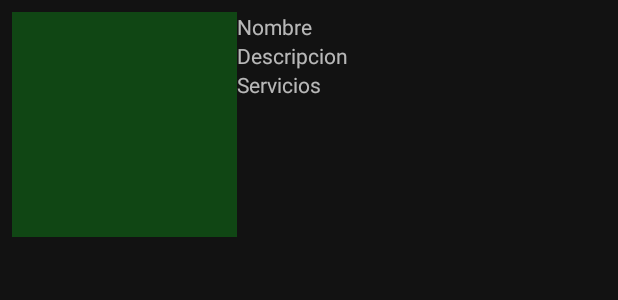
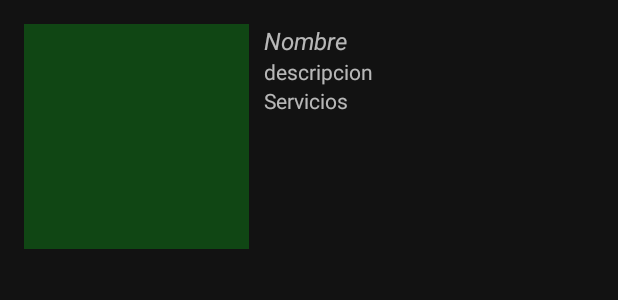
Before and after one commit to EstebanLescano/InfoVCBrochero2.0, an Android app: the layout item_lugares.xml on its own in the app's theme, with its tools: preview values and no code run, on a phone screen of 412 x 824 dp. Shown: the top 300 px of the screen. Run offline under Robolectric (Android 15) with nearby library versions, the phone set to English and light mode, and no system bars.

Commit message:
soluciono los textview con layout_width="0dp" y poniendo margin

```diff
--- a/app/build.gradle
+++ b/app/build.gradle
@@ -55,6 +55,8 @@ dependencies {
     //glide
     implementation 'com.github.bumptech.glide:glide:4.13.0'
     implementation 'com.github.bumptech.glide:compiler:4.13.0'
+    //google maps
+    implementation 'com.google.android.gms:play-services-maps:18.0.2'
 
     testImplementation 'junit:junit:4.13.2'
     androidTestImplementation 'androidx.test.ext:junit:1.1.3'
--- a/app/src/main/AndroidManifest.xml
+++ b/app/src/main/AndroidManifest.xml
@@ -1,7 +1,6 @@
 <?xml version="1.0" encoding="utf-8"?>
 <manifest xmlns:android="http://schemas.android.com/apk/res/android"
     package="com.example.infovcbrochero20">
-
     <uses-permission android:name="android.permission.INTERNET" />
 
     <application
@@ -11,6 +10,9 @@
         android:roundIcon="@mipmap/ic_launcher_round"
         android:supportsRtl="true"
         android:theme="@style/Theme.InfoVCBrochero20">
+        <meta-data
+            android:name="com.google.android.geo.API_KEY"
+            android:value="@string/google_maps_key"/>
         <activity
             android:name=".view.RecyclerActivityAlojamiento"
             android:exported="false" />
--- a/app/src/main/java/com/example/infovcbrochero20/adapter/AlojamientosViewHolder.kt
+++ b/app/src/main/java/com/example/infovcbrochero20/adapter/AlojamientosViewHolder.kt
@@ -13,7 +13,7 @@ class AlojamientosViewHolder (view: View): RecyclerView.ViewHolder(view) {
    fun render(alojamientoModel: Alojamientos) {
         mbinding.tvName.text = alojamientoModel.nombre
         mbinding.tvdescripcion.text = alojamientoModel.descripcion
-        mbinding.tvubicacion.text = alojamientoModel.ubicacion
+      //  mbinding.tvubicacion.text = alojamientoModel.ubicacion
        Glide.with(mbinding.ivPhoto.context)
            .load(alojamientoModel.imagen)
            .into(mbinding.ivPhoto)
--- a/app/src/main/java/com/example/infovcbrochero20/adapter/LugaresAdapter.kt
+++ b/app/src/main/java/com/example/infovcbrochero20/adapter/LugaresAdapter.kt
@@ -6,7 +6,7 @@ import androidx.recyclerview.widget.RecyclerView
 import com.example.infovcbrochero20.R
 import com.example.infovcbrochero20.model.Lugares
 
-class LugaresAdapter(private val lugaresList: List<Lugares>) :
+class LugaresAdapter(private val lugaresList: List<Lugares>, private val OnclickListener: (Lugares) -> Unit):
     RecyclerView.Adapter<LugaresViewHolder>() {
 
     override fun onCreateViewHolder(parent: ViewGroup, viewType: Int): LugaresViewHolder {
@@ -22,7 +22,7 @@ class LugaresAdapter(private val lugaresList: List<Lugares>) :
 
     override fun onBindViewHolder(holder: LugaresViewHolder, position: Int) {
         val itemlugar = lugaresList[position]
-        holder.render(itemlugar)
+        holder.render(itemlugar, OnclickListener)
     }
 
     override fun getItemCount(): Int = lugaresList.size
--- a/app/src/main/java/com/example/infovcbrochero20/adapter/LugaresViewHolder.kt
+++ b/app/src/main/java/com/example/infovcbrochero20/adapter/LugaresViewHolder.kt
@@ -11,13 +11,13 @@ class LugaresViewHolder(view: View): RecyclerView.ViewHolder(view) {
 
     private val mbinding = ItemLugaresBinding.bind(view)
 
-    fun render(lugarmodel: Lugares) {
+    fun render(lugarmodel: Lugares, OnclickListener: (Lugares) -> Unit) {
         mbinding.tvLugaresNombres.text = lugarmodel.nombre
         mbinding.tvLugaresDescripcion.text = lugarmodel.descripcion
         mbinding.tvLugaresServicios.text = lugarmodel.servicios
         Glide.with(mbinding.ivLugares.context)
             .load(lugarmodel.imagen)
             .into(mbinding.ivLugares) //cargar imagen con glide
-
+        itemView.setOnClickListener { OnclickListener(lugarmodel) }
     }
 }//end class
--- a/app/src/main/res/layout/item_alojamientos.xml
+++ b/app/src/main/res/layout/item_alojamientos.xml
@@ -35,8 +35,11 @@
 
         <TextView
             android:id="@+id/tvdescripcion"
-            android:layout_width="wrap_content"
+            android:layout_width="0dp"
             android:layout_height="wrap_content"
+            android:layout_marginStart="10dp"
+            android:layout_marginEnd="10dp"
+            app:layout_constraintEnd_toEndOf="parent"
             app:layout_constraintStart_toEndOf="@id/ivPhoto"
             app:layout_constraintTop_toBottomOf="@id/tvName"
             tools:text="ubicado en el centro de Villa Cura Brochero
@@ -46,6 +49,7 @@
             android:id="@+id/tvubicacion"
             android:layout_width="wrap_content"
             android:layout_height="wrap_content"
+            android:layout_marginStart="5dp"
             app:layout_constraintEnd_toEndOf="parent"
             app:layout_constraintBottom_toBottomOf="parent"
             tools:text="Hola" />
--- a/app/src/main/res/layout/item_lugares.xml
+++ b/app/src/main/res/layout/item_lugares.xml
@@ -4,7 +4,9 @@
     android:layout_height="wrap_content"
     xmlns:app="http://schemas.android.com/apk/res-auto"
     xmlns:tools="http://schemas.android.com/tools"
-    android:padding="8dp">
+    android:padding="16dp"
+    app:layout_constraintStart_toStartOf="parent"
+    app:layout_constraintEnd_toEndOf="parent">
 
     <ImageView
         android:id="@+id/ivLugares"
@@ -14,26 +16,37 @@
         app:layout_constraintTop_toTopOf="parent"
         app:layout_constraintStart_toStartOf="parent"
         android:contentDescription="@string/cuadroImage" />
+
     <TextView
         android:id="@+id/tvLugaresNombres"
-        android:layout_width="wrap_content"
+        android:layout_width="0dp"
         android:layout_height="wrap_content"
         tools:text="Nombre"
+        android:textSize="16sp"
+        android:textStyle="italic"
+        android:layout_marginStart="10dp"
+        android:layout_marginEnd="5dp"
         app:layout_constraintTop_toTopOf="parent"
+        app:layout_constraintEnd_toEndOf="parent"
         app:layout_constraintStart_toEndOf="@+id/ivLugares"/>
 
     <TextView
         android:id="@+id/tvLugaresDescripcion"
-        android:layout_width="wrap_content"
+        android:layout_width="0dp"
         android:layout_height="wrap_content"
-        tools:text="Descripcion"
+        android:layout_marginStart="10dp"
+        android:layout_marginEnd="5dp"
+        app:layout_constraintEnd_toEndOf="parent"
+        app:layout_constraintStart_toEndOf="@+id/ivLugares"
         app:layout_constraintTop_toBottomOf="@+id/tvLugaresNombres"
-        app:layout_constraintStart_toEndOf="@+id/ivLugares"/>
+        tools:text="descripcion" />
 
     <TextView
         android:id="@+id/tvLugaresServicios"
-        android:layout_width="wrap_content"
+        android:layout_width="0dp"
         android:layout_height="wrap_content"
+        android:layout_marginStart="10dp"
+        android:layout_marginEnd="5dp"
         tools:text="Servicios"
         app:layout_constraintTop_toBottomOf="@+id/tvLugaresDescripcion"
         app:layout_constraintStart_toEndOf="@+id/ivLugares"/>
--- /dev/null
+++ b/app/src/main/res/values/google_maps_api.xml
@@ -0,0 +1,4 @@
+<?xml version="1.0" encoding="utf-8"?>
+<resources>
+    <string name="google_maps_key" templateMergeStrategy="preserve" translatable="false">AIzaSyA9JTMlRGOqmHDJWQYeUWqMqKRwKejuE7g</string>
+</resources>
```
Also changed, not shown: app/src/main/java/com/example/infovcbrochero20/AuthActivity.kt (+9 -6 lines), app/src/main/java/com/example/infovcbrochero20/model/LugaresProvider.kt (+10 -3 lines), app/src/main/java/com/example/infovcbrochero20/view/RecyclerActivityLugares.kt (+11 -2 lines), app/src/main/java/com/example/infovcbrochero20/viewmodel/funciones.kt (added, +11 -0 lines), 2 other files.
